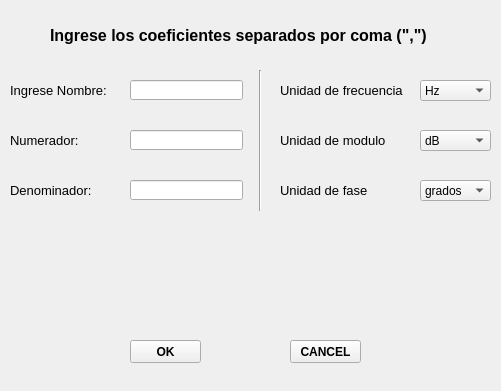
odevincenti/TC-TP1, file frontend/input_teorico.ui: the form before one commit.
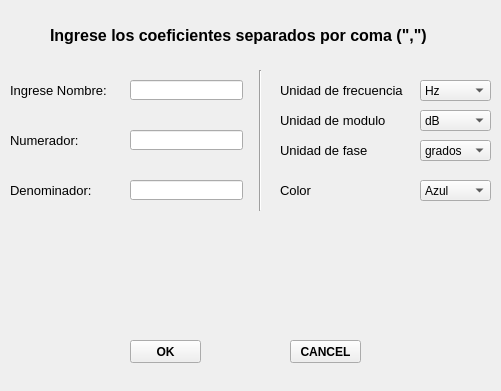
The form after the commit. Custom widgets are drawn as their Qt base class.

Commit message: color en input teorico

```diff
--- a/frontend/input_teorico.ui
+++ b/frontend/input_teorico.ui
@@ -159,7 +159,7 @@
    <property name="geometry">
     <rect>
      <x>280</x>
-     <y>180</y>
+     <y>140</y>
      <width>141</width>
      <height>21</height>
     </rect>
@@ -179,7 +179,7 @@
    <property name="geometry">
     <rect>
      <x>420</x>
-     <y>180</y>
+     <y>140</y>
      <width>71</width>
      <height>21</height>
     </rect>
@@ -239,7 +239,7 @@
    <property name="geometry">
     <rect>
      <x>280</x>
-     <y>130</y>
+     <y>110</y>
      <width>141</width>
      <height>21</height>
     </rect>
@@ -259,7 +259,7 @@
    <property name="geometry">
     <rect>
      <x>420</x>
-     <y>130</y>
+     <y>110</y>
      <width>71</width>
      <height>21</height>
     </rect>
@@ -298,6 +298,76 @@
     </rect>
    </property>
   </widget>
+  <widget class="QLabel" name="label_10">
+   <property name="geometry">
+    <rect>
+     <x>280</x>
+     <y>180</y>
+     <width>101</width>
+     <height>21</height>
+    </rect>
+   </property>
+   <property name="font">
+    <font>
+     <pointsize>10</pointsize>
+     <weight>50</weight>
+     <bold>false</bold>
+    </font>
+   </property>
+   <property name="text">
+    <string>Color</string>
+   </property>
+  </widget>
+  <widget class="QComboBox" name="teorico_fase_comboBox_2">
+   <property name="geometry">
+    <rect>
+     <x>420</x>
+     <y>180</y>
+     <width>71</width>
+     <height>21</height>
+    </rect>
+   </property>
+   <item>
+    <property name="text">
+     <string>Azul</string>
+    </property>
+   </item>
+   <item>
+    <property name="text">
+     <string>Naranja</string>
+    </property>
+   </item>
+   <item>
+    <property name="text">
+     <string>Verde</string>
+    </property>
+   </item>
+   <item>
+    <property name="text">
+     <string>Rojo</string>
+    </property>
+   </item>
+   <item>
+    <property name="text">
+     <string>Cyan</string>
+    </property>
+   </item>
+   <item>
+    <property name="text">
+     <string>Magenta</string>
+    </property>
+   </item>
+   <item>
+    <property name="text">
+     <string>Dorado</string>
+    </property>
+   </item>
+   <item>
+    <property name="text">
+     <string>Violeta</string>
+    </property>
+   </item>
+  </widget>
  </widget>
  <customwidgets>
   <customwidget>
```
Left out of the diff: 6 changed lines with no effect on the pictures. The commit also changes 2 other files.
